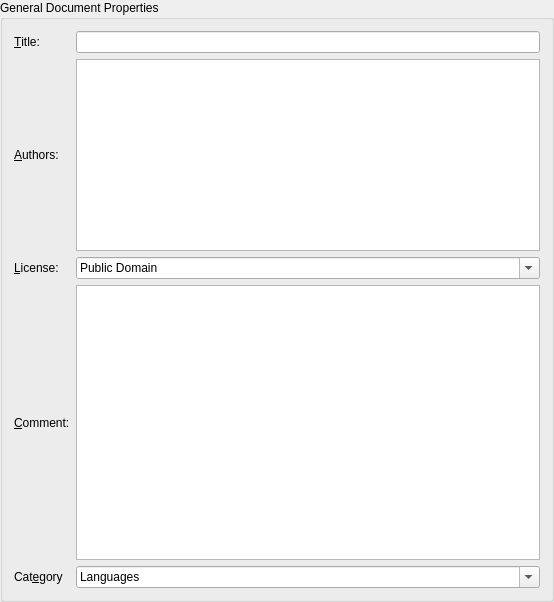
The window that src/docprop-dialogs/TitlePageForm.ui (KDE/parley) describes before a commit, drawn with Qt 5.
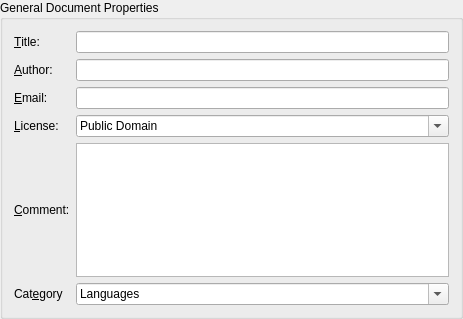
The same window after the commit.

Commit message: Add the author contact (email) field to doc properties.

What changed in the file:
```diff
--- a/src/docprop-dialogs/TitlePageForm.ui
+++ b/src/docprop-dialogs/TitlePageForm.ui
@@ -5,8 +5,8 @@
    <rect>
     <x>0</x>
     <y>0</y>
-    <width>554</width>
-    <height>602</height>
+    <width>463</width>
+    <height>319</height>
    </rect>
   </property>
   <property name="minimumSize" >
@@ -47,30 +47,17 @@
         </property>
        </widget>
       </item>
-      <item row="0" column="1" >
-       <widget class="QLineEdit" name="titleLineEdit" >
-        <property name="sizePolicy" >
-         <sizepolicy vsizetype="Fixed" hsizetype="Expanding" >
-          <horstretch>0</horstretch>
-          <verstretch>0</verstretch>
-         </sizepolicy>
-        </property>
-        <property name="toolTip" >
-         <string>A title for your document.</string>
-        </property>
-       </widget>
-      </item>
       <item row="1" column="0" >
        <widget class="QLabel" name="label_author" >
         <property name="text" >
-         <string>&amp;Authors:</string>
+         <string>&amp;Author:</string>
         </property>
         <property name="buddy" >
-         <cstring>authorTextEdit</cstring>
+         <cstring>authorLineEdit</cstring>
         </property>
        </widget>
       </item>
-      <item row="3" column="0" >
+      <item row="4" column="0" >
        <widget class="QLabel" name="label_remark" >
         <property name="text" >
          <string>&amp;Comment:</string>
@@ -80,7 +67,7 @@
         </property>
        </widget>
       </item>
-      <item row="2" column="0" >
+      <item row="3" column="0" >
        <widget class="QLabel" name="label_license" >
         <property name="text" >
          <string>&amp;License:</string>
@@ -90,7 +77,7 @@
         </property>
        </widget>
       </item>
-      <item row="3" column="1" >
+      <item row="4" column="2" >
        <widget class="QTextEdit" name="commentTextEdit" >
         <property name="sizePolicy" >
          <sizepolicy vsizetype="MinimumExpanding" hsizetype="MinimumExpanding" >
@@ -109,7 +96,7 @@
         </property>
        </widget>
       </item>
-      <item row="4" column="0" >
+      <item row="5" column="0" >
        <widget class="QLabel" name="label" >
         <property name="text" >
          <string>Cat&amp;egory</string>
@@ -119,7 +106,7 @@
         </property>
        </widget>
       </item>
-      <item row="4" column="1" >
+      <item row="5" column="2" >
        <widget class="QComboBox" name="categoryComboBox" >
         <property name="toolTip" >
          <string>A general category into which your document belongs.</string>
@@ -159,26 +146,7 @@
         </item>
        </widget>
       </item>
-      <item row="1" column="1" >
-       <widget class="QTextEdit" name="authorTextEdit" >
-        <property name="sizePolicy" >
-         <sizepolicy vsizetype="Minimum" hsizetype="MinimumExpanding" >
-          <horstretch>0</horstretch>
-          <verstretch>0</verstretch>
-         </sizepolicy>
-        </property>
-        <property name="toolTip" >
-         <string>Your name. You can also add an email address as contact information.</string>
-        </property>
-        <property name="tabChangesFocus" >
-         <bool>true</bool>
-        </property>
-        <property name="acceptRichText" >
-         <bool>false</bool>
-        </property>
-       </widget>
-      </item>
-      <item row="2" column="1" >
+      <item row="3" column="2" >
        <widget class="QComboBox" name="licenseComboBox" >
         <property name="toolTip" >
          <string>The license under which your document will be.
@@ -199,6 +167,55 @@
         </item>
        </widget>
       </item>
+      <item row="0" column="2" >
+       <widget class="QLineEdit" name="titleLineEdit" >
+        <property name="sizePolicy" >
+         <sizepolicy vsizetype="Fixed" hsizetype="Expanding" >
+          <horstretch>0</horstretch>
+          <verstretch>0</verstretch>
+         </sizepolicy>
+        </property>
+        <property name="toolTip" >
+         <string>A title for your document.</string>
+        </property>
+       </widget>
+      </item>
+      <item row="1" column="2" >
+       <widget class="QLineEdit" name="authorLineEdit" >
+        <property name="sizePolicy" >
+         <sizepolicy vsizetype="Fixed" hsizetype="Expanding" >
+          <horstretch>0</horstretch>
+          <verstretch>0</verstretch>
+         </sizepolicy>
+        </property>
+        <property name="toolTip" >
+         <string>A title for your document.</string>
+        </property>
+       </widget>
+      </item>
+      <item row="2" column="0" >
+       <widget class="QLabel" name="label_author_2" >
+        <property name="text" >
+         <string>&amp;Email:</string>
+        </property>
+        <property name="buddy" >
+         <cstring>contactLineEdit</cstring>
+        </property>
+       </widget>
+      </item>
+      <item row="2" column="2" >
+       <widget class="QLineEdit" name="contactLineEdit" >
+        <property name="sizePolicy" >
+         <sizepolicy vsizetype="Fixed" hsizetype="Expanding" >
+          <horstretch>0</horstretch>
+          <verstretch>0</verstretch>
+         </sizepolicy>
+        </property>
+        <property name="toolTip" >
+         <string>A title for your document.</string>
+        </property>
+       </widget>
+      </item>
      </layout>
     </widget>
    </item>
```
Left out of the diff: 1 changed line with no effect on the pictures. The commit also changes 3 other files.
